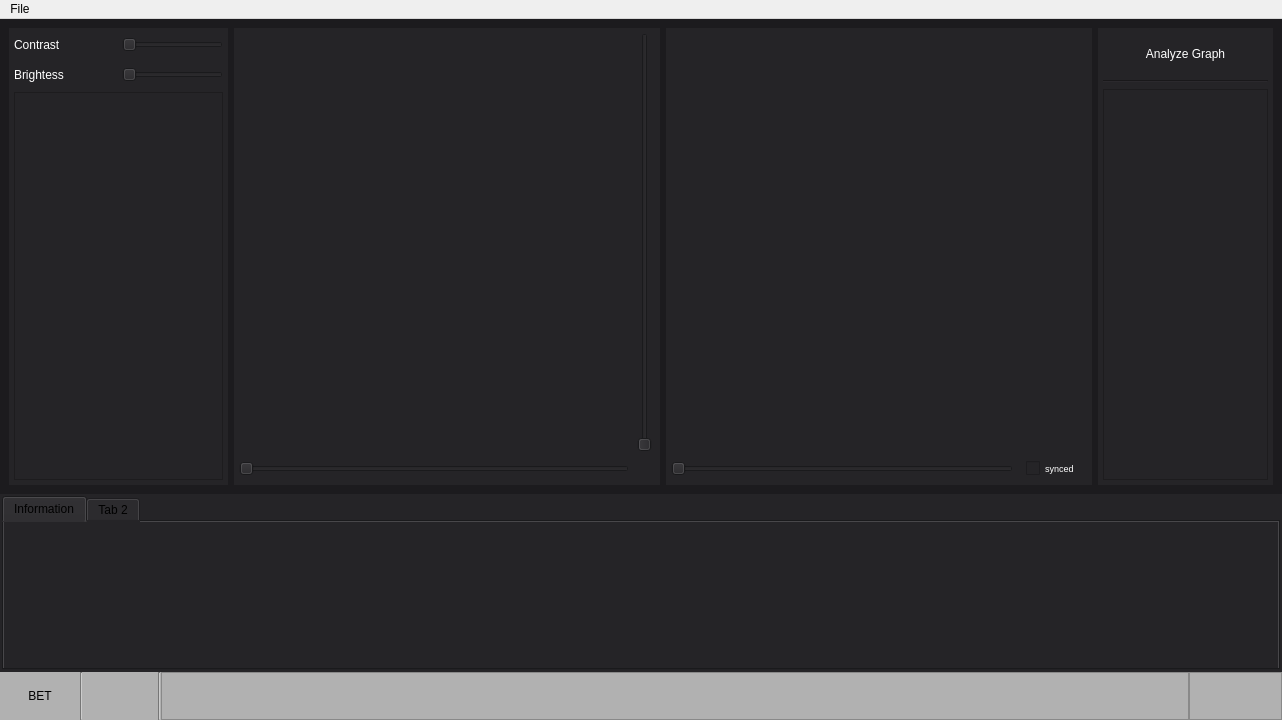
Qt form software_1/qt.ui/main.ui (MarcioCamposJr/EasyqMR) before a commit.
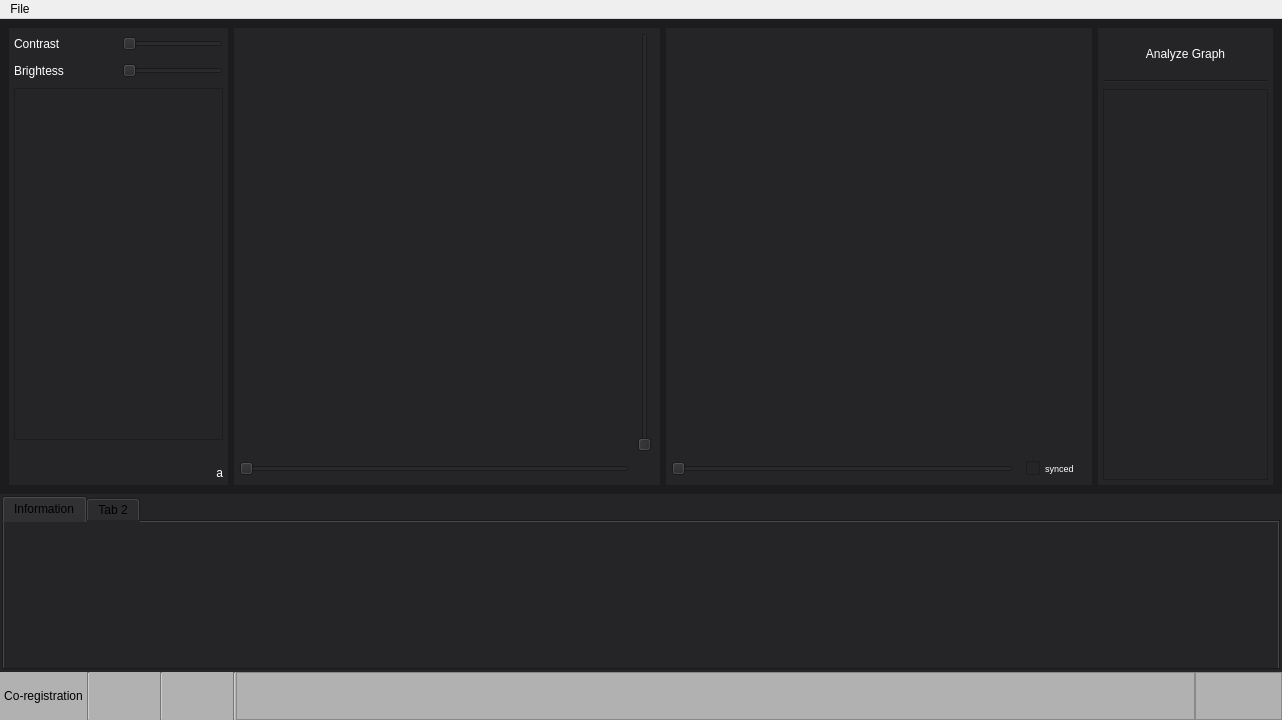
The same form after that commit. Icons and pictures are not drawn.

What changed in the file:
```diff
--- a/software_1/qt.ui/main.ui
+++ b/software_1/qt.ui/main.ui
@@ -155,6 +155,38 @@
             </property>
            </widget>
           </item>
+          <item row="3" column="1">
+           <widget class="QLabel" name="showxcoor">
+            <property name="layoutDirection">
+             <enum>Qt::LeftToRight</enum>
+            </property>
+            <property name="styleSheet">
+             <string notr="true">color:white</string>
+            </property>
+            <property name="text">
+             <string/>
+            </property>
+            <property name="alignment">
+             <set>Qt::AlignRight|Qt::AlignTrailing|Qt::AlignVCenter</set>
+            </property>
+           </widget>
+          </item>
+          <item row="4" column="1">
+           <widget class="QLabel" name="showycoor">
+            <property name="layoutDirection">
+             <enum>Qt::LeftToRight</enum>
+            </property>
+            <property name="styleSheet">
+             <string notr="true">color:white</string>
+            </property>
+            <property name="text">
+             <string>a</string>
+            </property>
+            <property name="alignment">
+             <set>Qt::AlignRight|Qt::AlignTrailing|Qt::AlignVCenter</set>
+            </property>
+           </widget>
+          </item>
          </layout>
         </widget>
        </item>
@@ -453,6 +485,29 @@
        <property name="bottomMargin">
         <number>0</number>
        </property>
+       <item>
+        <widget class="QPushButton" name="co_registration">
+         <property name="sizePolicy">
+          <sizepolicy hsizetype="Preferred" vsizetype="Preferred">
+           <horstretch>8</horstretch>
+           <verstretch>4</verstretch>
+          </sizepolicy>
+         </property>
+         <property name="text">
+          <string>Co-registration</string>
+         </property>
+         <property name="flat">
+          <bool>true</bool>
+         </property>
+        </widget>
+       </item>
+       <item>
+        <widget class="Line" name="line_4">
+         <property name="orientation">
+          <enum>Qt::Vertical</enum>
+         </property>
+        </widget>
+       </item>
        <item>
         <widget class="QPushButton" name="bet">
          <property name="sizePolicy">
@@ -462,7 +517,17 @@
           </sizepolicy>
          </property>
          <property name="text">
-          <string>BET</string>
+          <string/>
+         </property>
+         <property name="icon">
+          <iconset>
+           <normaloff>../Docs/icon/brain.png</normaloff>../Docs/icon/brain.png</iconset>
+         </property>
+         <property name="iconSize">
+          <size>
+           <width>33</width>
+           <height>34</height>
+          </size>
          </property>
          <property name="flat">
           <bool>true</bool>
```
Left out of the diff: 38 changed lines with no effect on the pictures.
